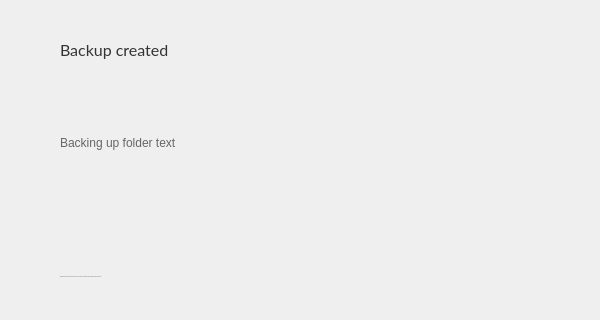
First picture: the form in src/MEGASync/gui/win/BackupsWizard.ui, repository meganz/MEGAsync, before the edit; both pictures show x 0 to 600 and y 0 to 320 of the 600 by 467 pixel window.
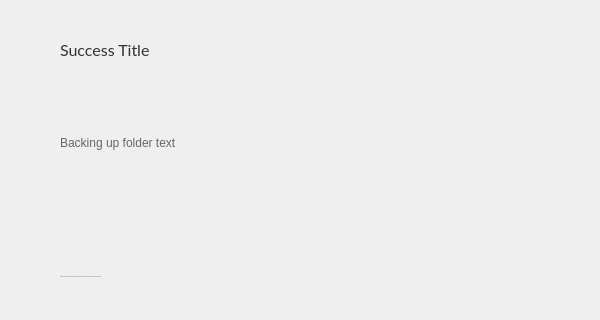
Second picture: the form after the edit. The open tabs and pages were chosen to show the change. Icons and pictures are not drawn.

Commit message: BAC-127 | BAC-62. Review of some backups strings, translator comments filled

```diff
--- a/src/MEGASync/gui/win/BackupsWizard.ui
+++ b/src/MEGASync/gui/win/BackupsWizard.ui
@@ -855,7 +855,7 @@
 }</string>
            </property>
            <property name="text">
-            <string>Backup created</string>
+            <string notr="true">Success Title</string>
            </property>
           </widget>
          </item>
```
Left out of the diff: 4 changed lines with no effect on the pictures. The commit also changes 10 other files.
